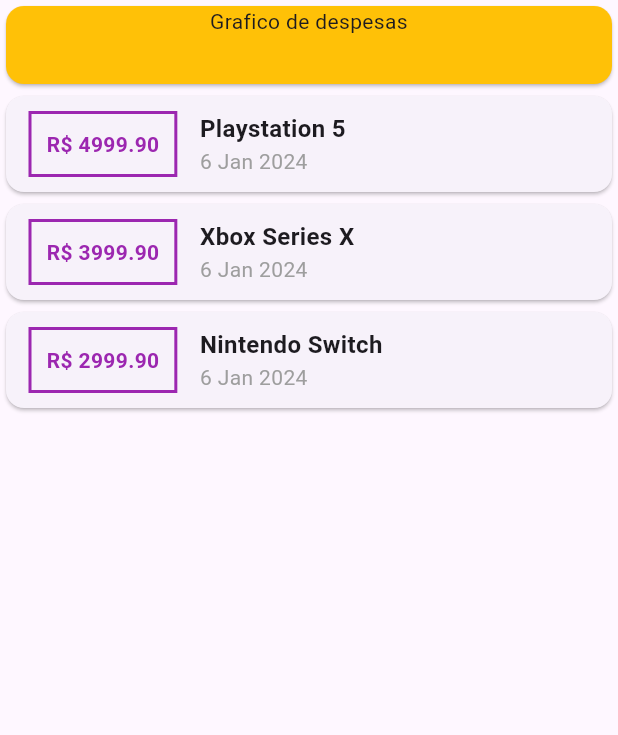
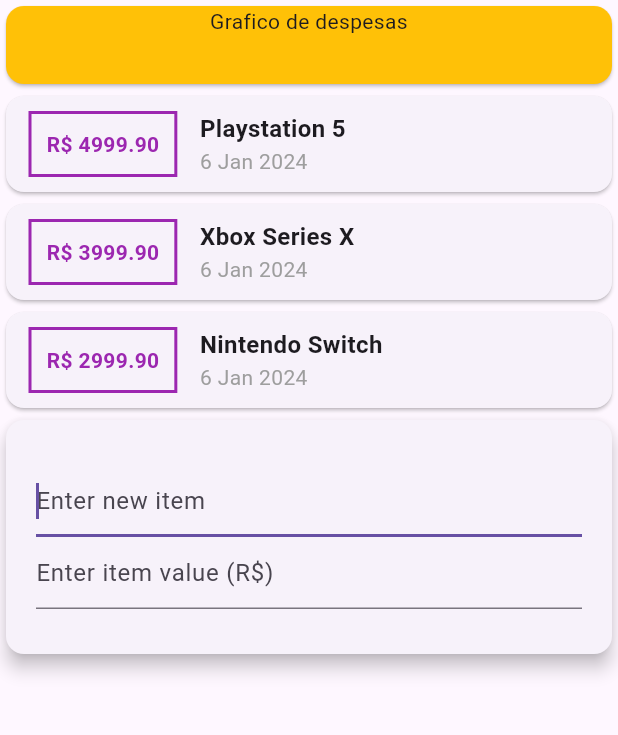
Before and after one commit to nson22/flutter, a Flutter app: the screen it shows after launch, on a phone screen of 412 x 824 dp, the part 84-819 px from its top. Run offline on Flutter 3.47's test engine with Material 3 defaults, Android fonts, the phone set to English and light mode, and no system bars.

Commit message:
Separando componentes

```diff
--- /dev/null
+++ b/lib/components/transaction_form.dart
@@ -0,0 +1,40 @@
+import 'package:flutter/material.dart';
+
+class TransactionForm extends StatelessWidget {
+  final titleController = TextEditingController();
+  final valueController = TextEditingController();
+
+  TransactionForm({super.key});
+
+  @override
+  Widget build(BuildContext context) {
+    return Card(
+      elevation: 5,
+      child: Container(
+        padding: const EdgeInsets.all(10),
+        margin: const EdgeInsets.symmetric(
+          horizontal: 10,
+          vertical: 20,
+        ),
+        child: Column(
+          children: [
+            TextField(
+              controller: titleController,
+              autofocus: true,
+              decoration: const InputDecoration(
+                hintText: "Enter new item",
+              ),
+            ),
+            TextField(
+              controller: valueController,
+              autofocus: true,
+              decoration: const InputDecoration(
+                hintText: "Enter item value (R\$)",
+              ),
+            ),
+          ],
+        ),
+      ),
+    );
+  }
+}
--- /dev/null
+++ b/lib/components/transaction_list.dart
@@ -0,0 +1,60 @@
+import 'package:flutter/material.dart';
+import 'package:intl/intl.dart';
+
+class TransactionList extends StatelessWidget {
+  final List transactions;
+
+  const TransactionList(this.transactions, {super.key});
+
+  @override
+  Widget build(BuildContext context) {
+    return Column(
+      children: transactions.map((e) {
+        return Card(
+          child: Row(
+            children: [
+              Container(
+                padding: const EdgeInsets.all(10),
+                decoration: BoxDecoration(
+                  border: Border.all(
+                    color: Colors.purple,
+                    width: 2,
+                  ),
+                ),
+                margin: const EdgeInsets.symmetric(
+                  horizontal: 15,
+                  vertical: 10,
+                ),
+                child: Text(
+                  "R\$ ${e.value.toStringAsFixed(2)}",
+                  style: const TextStyle(
+                    color: Colors.purple,
+                    fontWeight: FontWeight.bold,
+                  ),
+                ),
+              ),
+              Column(
+                crossAxisAlignment: CrossAxisAlignment.start,
+                children: [
+                  Text(
+                    e.title,
+                    style: const TextStyle(
+                      fontSize: 16,
+                      fontWeight: FontWeight.bold,
+                    ),
+                  ),
+                  Text(
+                    DateFormat("d MMM y").format(e.date),
+                    style: const TextStyle(
+                      color: Colors.grey,
+                    ),
+                  ),
+                ],
+              ),
+            ],
+          ),
+        );
+      }).toList(),
+    );
+  }
+}
--- /dev/null
+++ b/lib/components/transaction_user.dart
@@ -0,0 +1,35 @@
+import 'package:flutter/material.dart';
+import 'package:my_finance/components/transaction_form.dart';
+import 'package:my_finance/components/transaction_list.dart';
+import 'package:my_finance/models/transaction.dart';
+
+class TransactionUser extends StatefulWidget {
+  const TransactionUser({super.key});
+
+  @override
+  State<TransactionUser> createState() => _TransactionUserState();
+}
+
+class _TransactionUserState extends State<TransactionUser> {
+  final transactions = [
+    Transaction(
+        id: '1', title: 'Playstation 5', value: 4999.90, date: DateTime.now()),
+    Transaction(
+        id: '2', title: 'Xbox Series X', value: 3999.90, date: DateTime.now()),
+    Transaction(
+        id: '3',
+        title: 'Nintendo Switch',
+        value: 2999.90,
+        date: DateTime.now()),
+  ];
+
+  @override
+  Widget build(BuildContext context) {
+    return Column(
+      children: [
+        TransactionList(transactions),
+        TransactionForm(),
+      ],
+    );
+  }
+}
--- a/lib/main.dart
+++ b/lib/main.dart
@@ -1,6 +1,5 @@
 import 'package:flutter/material.dart';
-import 'package:intl/intl.dart';
-import 'package:my_finance/models/transaction.model.dart';
+import 'package:my_finance/components/transaction_user.dart';
 
 void main() => runApp(const MyFinance());
 
@@ -9,26 +8,14 @@ class MyFinance extends StatelessWidget {
 
   @override
   Widget build(BuildContext context) {
-    return MaterialApp(
+    return const MaterialApp(
       home: MyHomePage(),
     );
   }
 }
 
 class MyHomePage extends StatelessWidget {
-  final _transactions = [
-    Transaction(
-        id: '1', title: 'Playstation 5', value: 4999.90, date: DateTime.now()),
-    Transaction(
-        id: '2', title: 'Xbox Series X', value: 3999.90, date: DateTime.now()),
-    Transaction(
-        id: '3',
-        title: 'Nintendo Switch',
-        value: 2999.90,
-        date: DateTime.now()),
-  ];
-
-  MyHomePage({super.key});
+  const MyHomePage({super.key});
 
   @override
   Widget build(BuildContext context) {
@@ -46,8 +33,9 @@ class MyHomePage extends StatelessWidget {
         primary: true,
         backgroundColor: Colors.purple[300],
       ),
-      body: Column(children: [
-        const SizedBox(
+      body: const Column(
+        children: [
+          SizedBox(
             width: double.infinity,
             height: 60,
             child: Card(
@@ -58,55 +46,9 @@ class MyHomePage extends StatelessWidget {
               ),
             ),
           ),
-        Column(
-          children: _transactions.map((e) {
-            return Card(
-              child: Row(
-                children: [
-                  Container(
-                    padding: const EdgeInsets.all(10),
-                    decoration: BoxDecoration(
-                      border: Border.all(
-                        color: Colors.purple,
-                        width: 2,
-                      ),
-                    ),
-                    margin: const EdgeInsets.symmetric(
-                      horizontal: 15,
-                      vertical: 10,
-                    ),
-                    child: Text(
-                      "R\$ ${e.value.toStringAsFixed(2)}",
-                      style: const TextStyle(
-                        color: Colors.purple,
-                        fontWeight: FontWeight.bold,
-                      ),
-                    ),
-                  ),
-                  Column(
-                    crossAxisAlignment: CrossAxisAlignment.start,
-                    children: [
-                      Text(
-                        e.title,
-                        style: const TextStyle(
-                          fontSize: 16,
-                          fontWeight: FontWeight.bold,
-                        ),
-                      ),
-                      Text(
-                        DateFormat("d MMM y").format(e.date),
-                        style: const TextStyle(
-                          color: Colors.grey,
-                        ),
-                      ),
-                    ],
-                  )
+          TransactionUser(),
         ],
       ),
     );
-          }).toList(),
-        ),
-      ]),
-    );
   }
 }
```
Also changed, not shown: lib/models/transaction.dart (renamed from lib/models/transaction.model.dart). Lines whose indentation alone changed are shown as unchanged.
